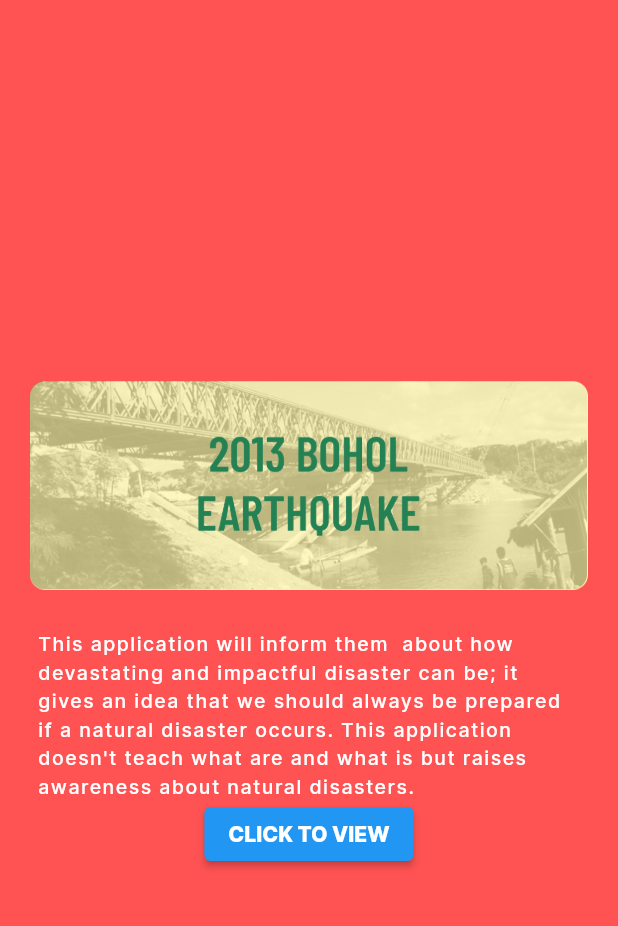
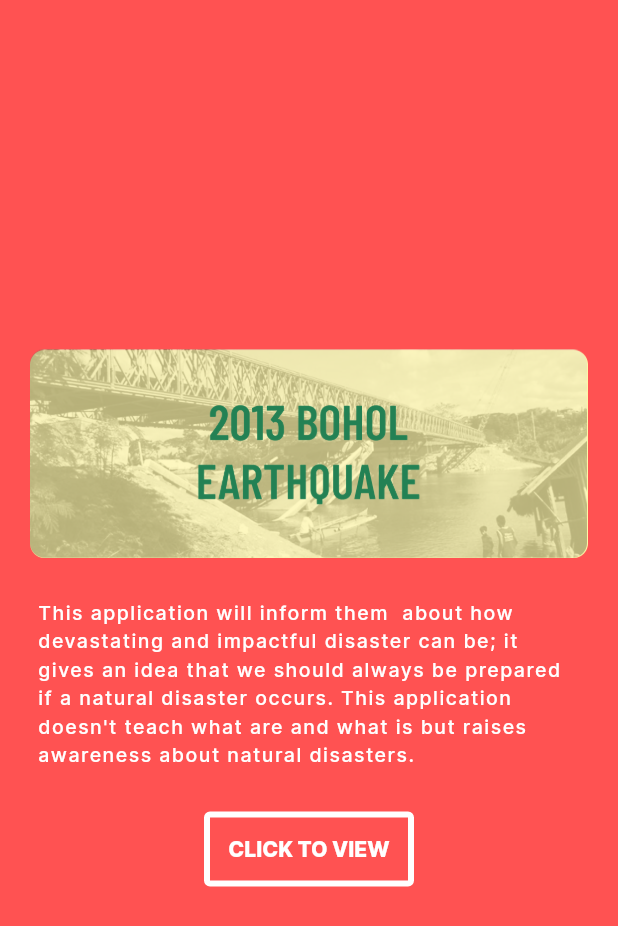
Before and after one commit to Flow012/app-dev, a Flutter app: the screen it shows after launch, on a phone screen of 412 x 824 dp. Shown: the top 926 px of the screen. Run offline on Flutter 3.47's test engine with Material 2 defaults, Android fonts, the phone set to English and light mode, and no system bars.

Commit message:
add logo and button in container

```diff
--- a/lib/main.dart
+++ b/lib/main.dart
@@ -43,12 +43,20 @@ class MyApp extends StatelessWidget {
                   margin: const EdgeInsets.only(top: 15),
                 ),
 
-                ElevatedButton(
-                  style: ElevatedButton.styleFrom(),
-                  child: const Text("CLICK TO VIEW", style: TextStyle(fontFamily: 'Inter',)
+                Container(
+                  child: OutlinedButton(
+                    style: OutlinedButton.styleFrom(
+                      primary: Colors.white,
+                      minimumSize: const Size(140, 50),
+                      side: const BorderSide(width: 4, color: Colors.white)
+                    ),
+                    child: const Text("CLICK TO VIEW", style: TextStyle(fontFamily: 'Inter',)
+                    ),
+                    onPressed: () {},
+
                   ),
-                  onPressed: () {},
-
+                  padding: const EdgeInsets.all(10),
+                  margin: const EdgeInsets.only(top: 20),
                 ),
               ],
             ),
```
Also changed, not shown: 19 other files.
